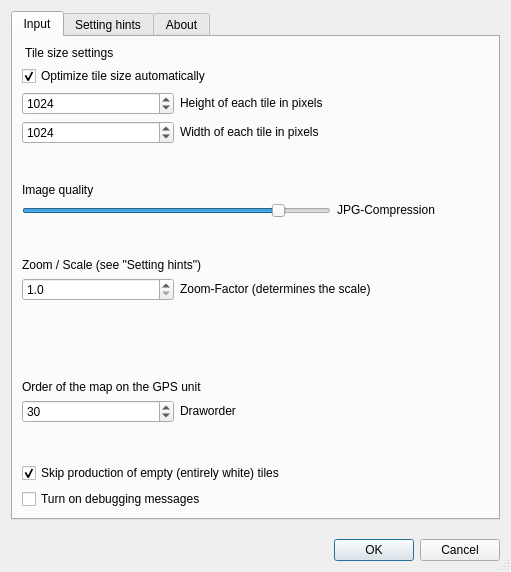
The window that GarminCustomMap_dialog_base.ui (NINAnor/GarminCustomMaps) describes before a commit, drawn with Qt 5.
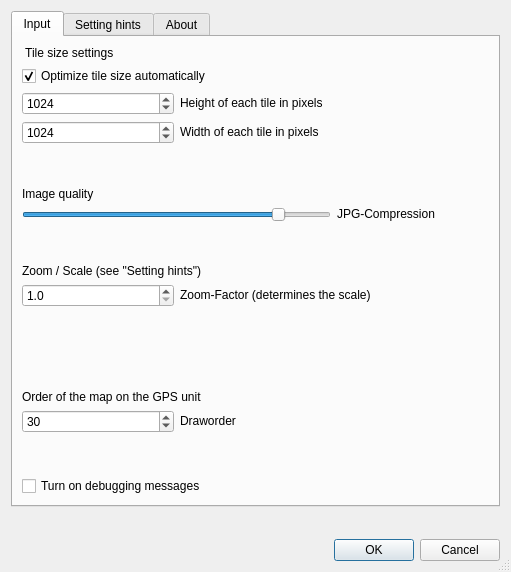
The same window after the commit.

Commit message: Removed empty tile code

Patch:
```diff
--- a/GarminCustomMap_dialog_base.ui
+++ b/GarminCustomMap_dialog_base.ui
@@ -247,16 +247,6 @@
              </property>
             </widget>
            </item>
-           <item row="16" column="0" colspan="3" alignment="Qt::AlignVCenter">
-            <widget class="QCheckBox" name="flag_skip_empty">
-             <property name="text">
-              <string>Skip production of empty (entirely white) tiles</string>
-             </property>
-             <property name="checked">
-              <bool>true</bool>
-             </property>
-            </widget>
-           </item>
            <item row="17" column="0" colspan="3" alignment="Qt::AlignVCenter">
             <widget class="QCheckBox" name="flag_dbgMsg">
              <property name="toolTip">
```
Left out of the diff: 8 changed lines with no effect on the pictures. The commit also changes 1 other file.
